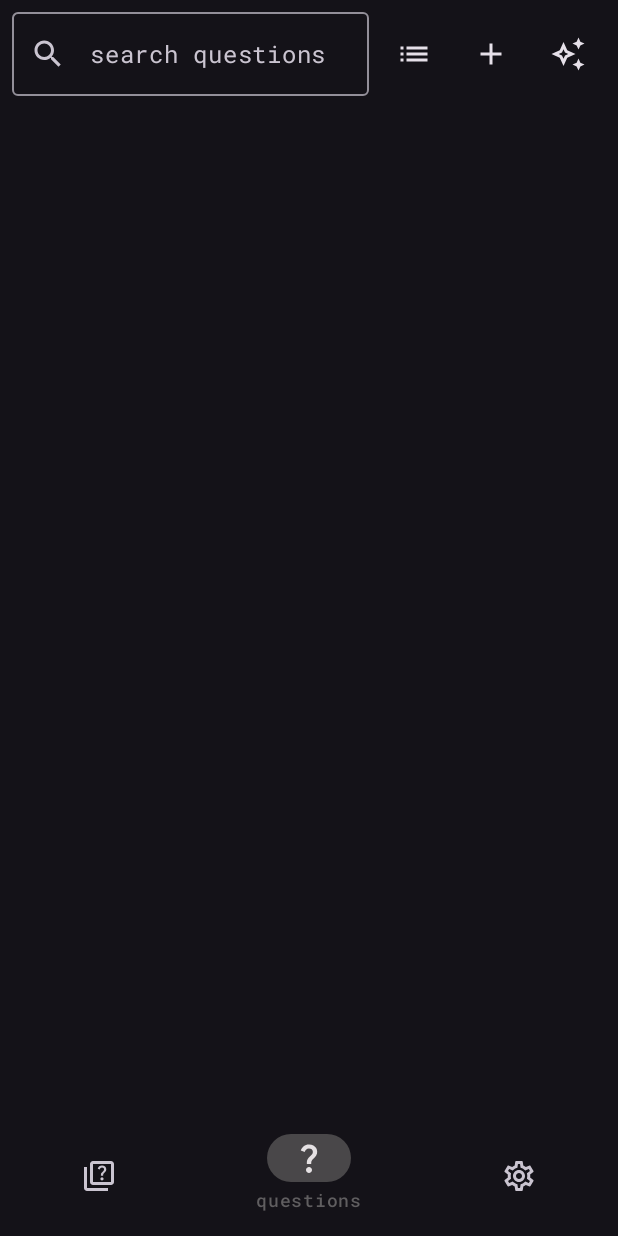
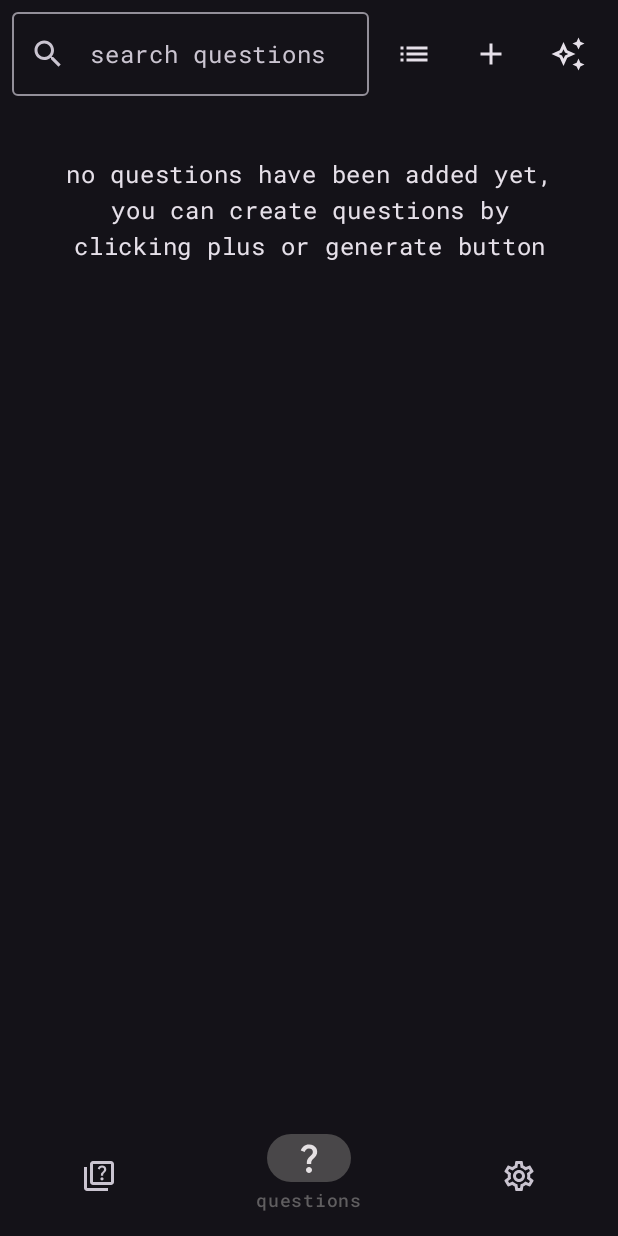
Before and after one commit to batuozturk/interv, an Android app built with Jetpack Compose: the screen it shows after launch (MainActivity), item 2 of the bottom bar chosen, on a phone screen of 412 x 824 dp. Run offline under Robolectric (Android 15) with nearby library versions, the phone set to English and light mode, and no system bars; our stand-ins replace Dagger/Hilt's generated code, Room's generated code, paging; libraries missing offline, so code that uses them is left out: com.aallam.openai.

Commit message:
empty views are added, related files are formatted

```diff
--- a/app/src/main/java/com/batuhan/interv/presentation/interview/InterviewListScreen.kt
+++ b/app/src/main/java/com/batuhan/interv/presentation/interview/InterviewListScreen.kt
@@ -37,9 +37,11 @@ import androidx.compose.ui.Alignment
 import androidx.compose.ui.Modifier
 import androidx.compose.ui.platform.LocalContext
 import androidx.compose.ui.res.stringResource
+import androidx.compose.ui.text.style.TextAlign
 import androidx.compose.ui.unit.dp
 import androidx.hilt.navigation.compose.hiltViewModel
 import androidx.lifecycle.compose.collectAsStateWithLifecycle
+import androidx.paging.LoadState
 import androidx.paging.compose.LazyPagingItems
 import androidx.paging.compose.collectAsLazyPagingItems
 import com.batuhan.interv.MainActivity
@@ -159,6 +161,7 @@ fun InterviewListScreenContent(
     sendEvent: (InterviewListEvent) -> Unit,
     updateFilterText: (String) -> Unit,
 ) {
+    val loadState = interviews.loadState
     Column(Modifier.fillMaxSize()) {
         ActionView(
             searchString = updateFilterText,
@@ -176,6 +179,12 @@ fun InterviewListScreenContent(
                     }
                 }
             }
+            if (loadState.source.refresh is LoadState.NotLoading && loadState.append.endOfPaginationReached && interviews.itemCount == 0)
+                {
+                    item {
+                        EmptyInterviewView()
+                    }
+                }
         }
     }
 }
@@ -219,6 +228,8 @@ fun InterviewListScreenContentForTablets(
         targetValue = if (interviewDetailId != null) 3f else 0.001f,
         animationSpec = tween(durationMillis = 1000),
     )
+    val loadState = interviews.loadState
+
     Row(Modifier.fillMaxSize()) {
         Column(Modifier.weight(9f - weight - weight2 - weight3)) {
             ActionView(
@@ -246,6 +257,12 @@ fun InterviewListScreenContentForTablets(
                         }
                     }
                 }
+                if (loadState.source.refresh is LoadState.NotLoading && loadState.append.endOfPaginationReached && interviews.itemCount == 0)
+                    {
+                        item {
+                            EmptyInterviewView()
+                        }
+                    }
             }
         }
         Column(modifier = Modifier.weight(weight)) {
@@ -347,3 +364,12 @@ fun InterviewListItem(
         }
     }
 }
+
+@Composable
+fun EmptyInterviewView()  {
+    Text(
+        stringResource(R.string.empty_interview_info),
+        modifier = Modifier.fillMaxSize().padding(32.dp),
+        textAlign = TextAlign.Center,
+    )
+}
--- a/app/src/main/java/com/batuhan/interv/presentation/question/QuestionListScreen.kt
+++ b/app/src/main/java/com/batuhan/interv/presentation/question/QuestionListScreen.kt
@@ -37,9 +37,11 @@ import androidx.compose.ui.graphics.vector.ImageVector
 import androidx.compose.ui.platform.LocalContext
 import androidx.compose.ui.res.stringResource
 import androidx.compose.ui.res.vectorResource
+import androidx.compose.ui.text.style.TextAlign
 import androidx.compose.ui.unit.dp
 import androidx.hilt.navigation.compose.hiltViewModel
 import androidx.lifecycle.compose.collectAsStateWithLifecycle
+import androidx.paging.LoadState
 import androidx.paging.compose.LazyPagingItems
 import androidx.paging.compose.collectAsLazyPagingItems
 import com.batuhan.interv.MainActivity
@@ -101,17 +103,18 @@ fun QuestionListScreen(
                                 title = R.string.api_key_empty,
                                 type = DialogType.ERROR,
                                 actions =
-                                listOf(
-                                    DialogAction(R.string.dismiss) {
-                                        viewModel.clearDialog()
-                                    },
-                                ),
+                                    listOf(
+                                        DialogAction(R.string.dismiss) {
+                                            viewModel.clearDialog()
+                                        },
+                                    ),
                             ),
                         )
                     } else {
                         viewModel.generateQuestions(apiKey)
                     }
                 }
+
                 QuestionListEvent.InitializeGenerateQuestions -> {
                     viewModel.setGenerating(true)
                 }
@@ -127,7 +130,11 @@ fun QuestionListScreen(
     val selectedFilter by remember(uiState.selectedFilter) {
         derivedStateOf { uiState.selectedFilter }
     }
-    FilterDialogView(filterType = filterType, selectedFilter = selectedFilter, updateFilterType = viewModel::filter) {
+    FilterDialogView(
+        filterType = filterType,
+        selectedFilter = selectedFilter,
+        updateFilterType = viewModel::filter,
+    ) {
         if (isTablet) {
             QuestionListScreenContentForTablet(
                 uiState,
@@ -142,7 +149,7 @@ fun QuestionListScreen(
                 viewModel::updateGenerateQuestionText,
                 onGenerateDismiss = {
                     viewModel.setGenerating(false)
-                }
+                },
             )
         } else {
             QuestionListScreenContent(
@@ -158,7 +165,7 @@ fun QuestionListScreen(
                 viewModel::updateGenerateQuestionText,
                 onGenerateDismiss = {
                     viewModel.setGenerating(false)
-                }
+                },
             )
         }
     }
@@ -174,12 +181,12 @@ fun QuestionListScreenContentForTablet(
     onEditDismiss: () -> Unit,
     updateFilterText: (String) -> Unit,
     updateGenerateQuestionText: (String) -> Unit,
-    onGenerateDismiss: () -> Unit
+    onGenerateDismiss: () -> Unit,
 ) {
     val isEditing by remember(uiState.isEditing) {
         derivedStateOf { uiState.isEditing }
     }
-    val isGenerating by remember(uiState.isGenerating){
+    val isGenerating by remember(uiState.isGenerating) {
         derivedStateOf { uiState.isGenerating }
     }
     val questionText by remember(uiState.questionText) {
@@ -196,6 +203,7 @@ fun QuestionListScreenContentForTablet(
         targetValue = if (isEditing || isGenerating) 3f else 0.001f,
         animationSpec = tween(durationMillis = 1000),
     )
+    val loadState = questions.loadState
     Row(Modifier.fillMaxSize()) {
         Column(Modifier.weight(9f - weight)) {
             ActionView(
@@ -206,12 +214,17 @@ fun QuestionListScreenContentForTablet(
                 placeholderString = stringResource(R.string.search_questions),
                 action1 = { sendEvent(QuestionListEvent.OpenFilter) }, // filtering
                 action2 = { sendEvent(QuestionListEvent.InitializeQuestion) },
-                action3 = { sendEvent(QuestionListEvent.InitializeGenerateQuestions)}
+                action3 = { sendEvent(QuestionListEvent.InitializeGenerateQuestions) },
             )
             LazyVerticalGrid(GridCells.Fixed(2), Modifier.fillMaxHeight()) {
                 items(questions.itemCount) {
                     questions[it]?.let { question ->
                         QuestionListItem(question = question, sendEvent)
+                    }
+                }
+                if (loadState.source.refresh is LoadState.NotLoading && loadState.append.endOfPaginationReached && questions.itemCount == 0) {
+                    item {
+                        EmptyQuestionView()
                     }
                 }
             }
@@ -227,8 +240,7 @@ fun QuestionListScreenContentForTablet(
                     updateLangCode = updateLangCode,
                     onDismiss = onEditDismiss,
                 )
-            }
-            else if(weight > 2.25 && isGenerating){
+            } else if (weight > 2.25 && isGenerating) {
                 CreateQuestionView(
                     isTablet = true,
                     questionText = generateQuestionText,
@@ -253,12 +265,12 @@ fun QuestionListScreenContent(
     onEditDismiss: () -> Unit,
     updateFilterText: (String) -> Unit,
     updateGenerateQuestionText: (String) -> Unit,
-    onGenerateDismiss: () -> Unit
+    onGenerateDismiss: () -> Unit,
 ) {
     val isEditing by remember(uiState.isEditing) {
         derivedStateOf { uiState.isEditing }
     }
-    val isGenerating by remember(uiState.isGenerating){
+    val isGenerating by remember(uiState.isGenerating) {
         derivedStateOf { uiState.isGenerating }
     }
     val questionText by remember(uiState.questionText) {
@@ -271,6 +283,8 @@ fun QuestionListScreenContent(
         derivedStateOf { uiState.generateQuestionText }
     }
 
+    val loadState = questions.loadState
+
     Column(Modifier.fillMaxSize()) {
         ActionView(
             searchString = updateFilterText,
@@ -280,7 +294,7 @@ fun QuestionListScreenContent(
             placeholderString = stringResource(R.string.search_questions),
             action1 = { sendEvent(QuestionListEvent.OpenFilter) }, // filtering
             action2 = { sendEvent(QuestionListEvent.InitializeQuestion) },
-            action3 = { sendEvent(QuestionListEvent.InitializeGenerateQuestions) }
+            action3 = { sendEvent(QuestionListEvent.InitializeGenerateQuestions) },
         )
         AnimatedVisibility(visible = isEditing) {
             CreateQuestionView(
@@ -311,6 +325,11 @@ fun QuestionListScreenContent(
                         QuestionListItem(question = question, sendEvent)
                     }
                 }
+                if (loadState.source.refresh is LoadState.NotLoading && loadState.append.endOfPaginationReached && questions.itemCount == 0) {
+                    item {
+                        EmptyQuestionView()
+                    }
+                }
             }
         }
     }
@@ -332,8 +351,20 @@ fun QuestionListItem(
         horizontalArrangement = Arrangement.SpaceBetween,
     ) {
         Text(question.question ?: "undefined", modifier = Modifier.weight(7f))
-        IconButton(modifier = Modifier.weight(1f), onClick = { sendEvent(QuestionListEvent.DeleteQuestion(question)) }) {
+        IconButton(
+            modifier = Modifier.weight(1f),
+            onClick = { sendEvent(QuestionListEvent.DeleteQuestion(question)) },
+        ) {
             Icon(Icons.Outlined.Delete, contentDescription = null)
         }
     }
 }
+
+@Composable
+fun EmptyQuestionView() {
+    Text(
+        stringResource(R.string.empty_question_info),
+        modifier = Modifier.fillMaxSize().padding(32.dp),
+        textAlign = TextAlign.Center,
+    )
+}
--- a/app/src/main/res/values/strings.xml
+++ b/app/src/main/res/values/strings.xml
@@ -111,4 +111,6 @@
     <string name="export_questions_info">you can export your questions as json file, based on the language that you select.\n\nalso you can share questions with your friends, they can import these json files in import questions section.</string>
     <string name="generate_suggested_answer">generate suggested answer</string>
     <string name="success_questions_saved">questions saved</string>
+    <string name="empty_interview_info">no interviews have been added yet, you can create interviews by clicking plus button (and make sure that you added at least 1 question before creating an interview)</string>
+    <string name="empty_question_info">no questions have been added yet, you can create questions by clicking plus or generate button</string>
 </resources>
```
Also changed, not shown: 2 other files.
